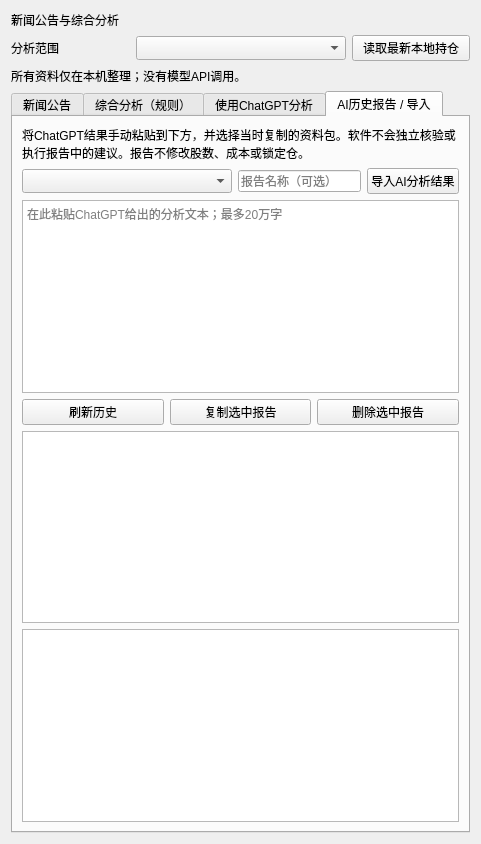
The window that stockwidget/ui/briefing.ui (kri41106/a-share-ai-butler) describes before a commit, drawn with Qt 5.
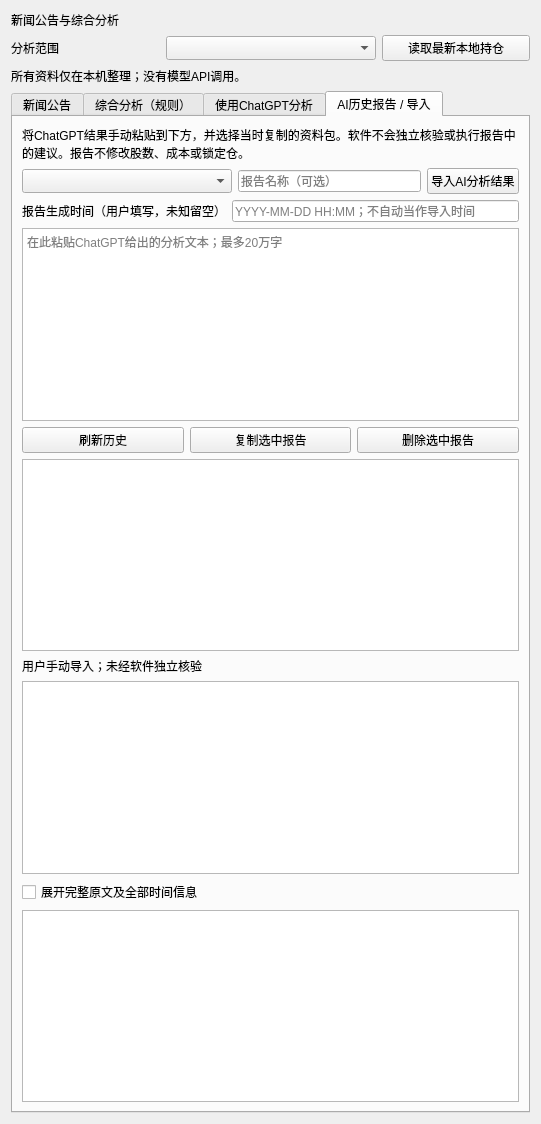
The same window after the commit. The open tabs and pages were chosen to show the change.

Commit message: feat: preserve quote snapshots and add concise manual AI reports

Patch:
```diff
--- a/stockwidget/ui/briefing.ui
+++ b/stockwidget/ui/briefing.ui
@@ -195,7 +195,17 @@
        <item>
         <widget class="QCheckBox" name="privateCheck">
          <property name="text">
-          <string>主动包含成本、持股数量、锁定/策略仓、组合盈亏及个人提醒（默认不包含）</string>
+          <string>主动包含成本、持股数量、锁定/策略仓、组合盈亏及个人提醒（记住选择，可随时关闭）</string>
+         </property>
+        </widget>
+       </item>
+       <item>
+        <widget class="QLabel" name="privacyStateLabel">
+         <property name="text">
+          <string>未包含持仓（默认）；可主动选择并记住偏好</string>
+         </property>
+         <property name="wordWrap">
+          <bool>true</bool>
          </property>
         </widget>
        </item>
@@ -222,6 +232,13 @@
            </property>
           </widget>
          </item>
+         <item>
+          <widget class="QPushButton" name="refreshQuotesButton">
+           <property name="text">
+            <string>刷新行情</string>
+           </property>
+          </widget>
+         </item>
         </layout>
        </item>
        <item>
@@ -234,7 +251,7 @@
        <item>
         <widget class="QLabel" name="promptNotice">
          <property name="text">
-          <string>预览内容就是复制内容。默认排除私人持仓；包含时也只复制到剪贴板，由你决定是否粘贴发送。新闻/公告仅为不可信引用文本，不作为程序命令。</string>
+          <string>预览内容就是复制内容。首次默认排除私人持仓；包含时也只复制到剪贴板，由你决定是否粘贴发送。新闻/公告仅为不可信引用文本，不作为程序命令。</string>
          </property>
          <property name="wordWrap">
           <bool>true</bool>
@@ -289,6 +306,24 @@
          </item>
         </layout>
        </item>
+       <item>
+        <layout class="QHBoxLayout" name="generationRow">
+         <item>
+          <widget class="QLabel" name="generatedLabel">
+           <property name="text">
+            <string>报告生成时间（用户填写，未知留空）</string>
+           </property>
+          </widget>
+         </item>
+         <item>
+          <widget class="QLineEdit" name="generatedAtEdit">
+           <property name="placeholderText">
+            <string>YYYY-MM-DD HH:MM；不自动当作导入时间</string>
+           </property>
+          </widget>
+         </item>
+        </layout>
+       </item>
        <item>
         <widget class="QPlainTextEdit" name="importText">
          <property name="readOnly">
@@ -298,7 +333,7 @@
           <string>在此粘贴ChatGPT给出的分析文本；最多20万字</string>
          </property>
          <property name="maximumHeight">
-          <number>105</number>
+          <number>70</number>
          </property>
         </widget>
        </item>
@@ -337,6 +372,33 @@
          </property>
          <property name="editTriggers">
           <set>QAbstractItemView::NoEditTriggers</set>
+         </property>
+         <property name="maximumHeight">
+          <number>130</number>
+         </property>
+        </widget>
+       </item>
+       <item>
+        <widget class="QLabel" name="reportStateLabel">
+         <property name="wordWrap">
+          <bool>true</bool>
+         </property>
+         <property name="text">
+          <string>用户手动导入；未经软件独立核验</string>
+         </property>
+        </widget>
+       </item>
+       <item>
+        <widget class="QPlainTextEdit" name="suggestionText">
+         <property name="readOnly">
+          <bool>true</bool>
+         </property>
+        </widget>
+       </item>
+       <item>
+        <widget class="QCheckBox" name="expandReportCheck">
+         <property name="text">
+          <string>展开完整原文及全部时间信息</string>
          </property>
         </widget>
        </item>
```
The commit also changes 17 other files.
